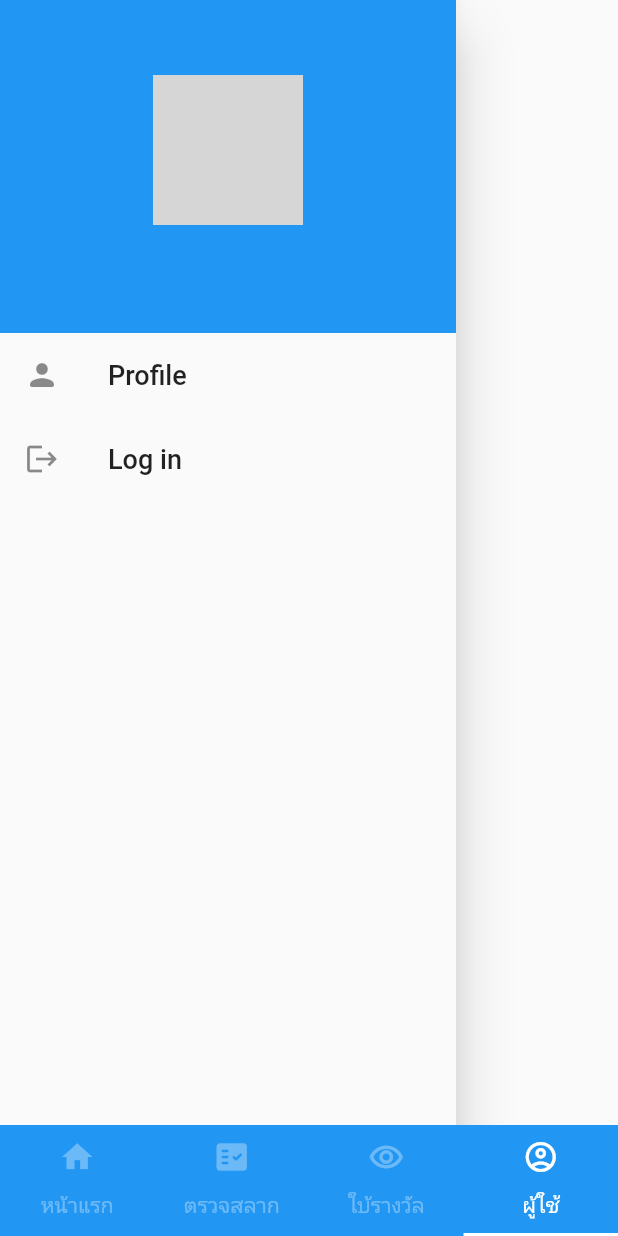
After one commit to yosaphon/flutter, a Flutter app: the screen it shows after launch, item 4 of the bottom bar chosen, with the side drawer open, on a phone screen of 412 x 824 dp. The commit adds this screen. Run offline on Flutter 3.47's test engine with Material 2 defaults, Android fonts, the phone set to English and light mode, and no system bars; our stand-ins replace cloud_firestore, firebase_auth, firebase_core, font_awesome_flutter, form_field_validator, google_sign_in and 1 more; missing offline and left inert: dart:ffi, qr_code_scanner; accounts and stored records are empty; grey boxes are pictures that could not be loaded.

Commit message:
อัปเดท login
Co-Authored-By: Nick-Chaiwat <62131435+Nick-Chaiwat@users.noreply.github.com>

```diff
--- a/lib/main.dart
+++ b/lib/main.dart
@@ -1,7 +1,7 @@
 import 'package:firebase_core/firebase_core.dart';
 import 'package:flutter/material.dart';
 import 'package:lotto/provider/google_sign_in.dart';
-import 'package:lotto/screen/display_userlotto.dart';
+import 'package:lotto/screen/check_login_user.dart';
 import 'package:lotto/screen/displaycheck.dart';
 import 'package:lotto/screen/displaylotto.dart';
 import 'package:flutter/services.dart';
@@ -51,7 +51,7 @@ class _MyHomePageState extends State<MyHomePage> {
               DisplayScreen(),
               Formqrcodescan(),
               Container(),
-              UserprofileLottery()
+              CheckLogInUser()
             ],
           ),
           backgroundColor: Colors.blue,
--- a/lib/provider/google_sign_in.dart
+++ b/lib/provider/google_sign_in.dart
@@ -28,5 +28,6 @@ class GoogleSignInProvider extends ChangeNotifier {
   Future logout() async {
       await googleSignIn.disconnect();
       FirebaseAuth.instance.signOut();
+
     }
 }
--- /dev/null
+++ b/lib/screen/check_login_user.dart
@@ -0,0 +1,29 @@
+import 'package:firebase_auth/firebase_auth.dart';
+import 'package:flutter/material.dart';
+import 'package:lotto/screen/displaylogin.dart';
+
+import 'display_userlotto.dart';
+
+class CheckLogInUser extends StatelessWidget {
+  @override
+  Widget build(BuildContext context) => Scaffold(
+        body: StreamBuilder(
+          stream: FirebaseAuth.instance.authStateChanges(),
+          builder: (context, snapshot) {
+            if (snapshot.connectionState == ConnectionState.waiting) {
+              return Center(
+                child: CircularProgressIndicator(),
+              );
+            } else if (snapshot.hasData) {
+              return UserprofileLottery();
+            } else if (snapshot.hasError) {
+              return Center(
+                child: Text('Something Went Wrong!'),
+              );
+            } else {
+              return SignUpLoginWidget();
+            }
+          },
+        ),
+      );
+}
--- /dev/null
+++ b/lib/screen/check_menu.dart
@@ -0,0 +1,29 @@
+import 'package:firebase_auth/firebase_auth.dart';
+import 'package:flutter/material.dart';
+import 'menu_drawer.dart';
+import 'menu_notlogin.dart';
+
+class CheckLogInMenu extends StatelessWidget {
+
+  @override
+  Widget build(BuildContext context) => Scaffold(
+        body: StreamBuilder(
+          stream: FirebaseAuth.instance.authStateChanges(),
+          builder: (context, snapshot) {
+            if (snapshot.connectionState == ConnectionState.waiting) {
+              return Center(
+                child: CircularProgressIndicator(),
+              );
+            } else if (snapshot.hasData) {
+              return MenuDrawer();
+            } else if (snapshot.hasError) {
+              return Center(
+                child: Text('Something Went Wrong!'),
+              );
+            } else {
+              return MenuUnknowDrawer();
+            }
+          },
+        ),
+      );
+}
--- a/lib/screen/displaycheck.dart
+++ b/lib/screen/displaycheck.dart
@@ -1,7 +1,6 @@
 import 'package:flutter/material.dart';
 import 'package:lotto/screen/qr_scan_page.dart';
-
-import 'menu_drawer.dart';
+import 'check_menu.dart';
 
 class Formqrcodescan extends StatefulWidget {
   @override
@@ -18,7 +17,7 @@ class _FormqrcodescanState extends State<Formqrcodescan> {
   Widget build(BuildContext context) {
     return Scaffold(
       appBar: AppBar(title: Text("ตรวจรางวัล")),
-      drawer: MenuDrawer(),
+      drawer: CheckLogInMenu(),
       body: Container(
         padding: EdgeInsets.all(30),
         child: Column(
--- a/lib/screen/displaylotto.dart
+++ b/lib/screen/displaylotto.dart
@@ -1,7 +1,7 @@
 import 'package:cloud_firestore/cloud_firestore.dart';
 import 'package:flutter/material.dart';
+import 'package:lotto/screen/check_menu.dart';
 
-import 'menu_drawer.dart';
 
 class DisplayScreen extends StatefulWidget {
   @override
@@ -13,7 +13,7 @@ class _DisplayScreenState extends State<DisplayScreen> {
   Widget build(BuildContext context) {
     return Scaffold(
       appBar: AppBar(title: Text("หน้าแรก")),
-      drawer: MenuDrawer(),
+      drawer: CheckLogInMenu(),
       body: StreamBuilder(
         stream: FirebaseFirestore.instance.collection("lottery").snapshots(),
         builder: (context, AsyncSnapshot<QuerySnapshot> snapshot) {
--- /dev/null
+++ b/lib/screen/menu_notlogin.dart
@@ -0,0 +1,81 @@
+import 'dart:ffi';
+
+import 'package:flutter/material.dart';
+import 'displaylogin.dart';
+
+class MenuUnknowDrawer extends StatelessWidget {
+
+  @override
+  Widget build(BuildContext context) {
+    return Drawer(
+      child: Column(
+        children: [
+          Container(
+            width: double.infinity,
+            padding: EdgeInsets.all(20),
+            color: Theme.of(context).primaryColor,
+            child: Center(
+              child: Column(
+                children: [
+                  Container(
+                    width: 100,
+                    height: 100,
+                    margin: EdgeInsets.only(bottom: 10, top: 30),
+                    // รูปโปรไฟล์
+                    decoration: BoxDecoration(
+                      shape: BoxShape.circle,
+                      image: DecorationImage(
+                        image: ExactAssetImage(""),
+                        fit: BoxFit.fill,
+                      ),
+                    ),
+                  ),
+                  // ชื่อผู้ใช้
+                  Text(
+                    "",
+                    style: TextStyle(
+                      fontSize: 22,
+                      color: Colors.white,
+                    ),
+                  ),
+                  // Email
+                  Text(
+                    "",
+                    style: TextStyle(
+                      color: Colors.white,
+                    ),
+                  ),
+                ],
+              ),
+            ),
+          ),
+          ListTile(
+            leading: Icon(Icons.person_rounded),
+            title: Text(
+              "Profile",
+              style: TextStyle(
+                fontSize: 18,
+              ),
+            ),
+            onTap: null,
+          ),
+          ListTile(
+            leading: Icon(Icons.logout),
+            title: Text(
+              "Log in",
+              style: TextStyle(
+                fontSize: 18,
+              ),
+            ),
+            onTap: () {
+              Navigator.push(
+                context,
+                MaterialPageRoute(builder: (context) => SignUpLoginWidget()),
+              );
+            },
+          ),
+        ],
+      ),
+    );
+  }
+}
--- a/pubspec.yaml
+++ b/pubspec.yaml
@@ -29,7 +29,7 @@ dependencies:
   # Use with the CupertinoIcons class for iOS style icons.
   cupertino_icons: ^1.0.2
   form_field_validator: ^1.1.0
-  firebase_core: ^1.1.1
+  firebase_core: ^1.3.0
   cloud_firestore: ^2.1.0
   qr_code_scanner: ^0.4.0
 
```
Also changed, not shown: lib/screen/display_userlotto.dart (+14 -7 lines), lib/screen/displaylogin.dart (+10 -2 lines), lib/screen/formshowlotto.dart (+6 -2 lines), lib/screen/menu_drawer.dart (+12 -3 lines), lib/screen/qr_scan_page.dart (+12 -4 lines), pubspec.lock, 2 other files.
